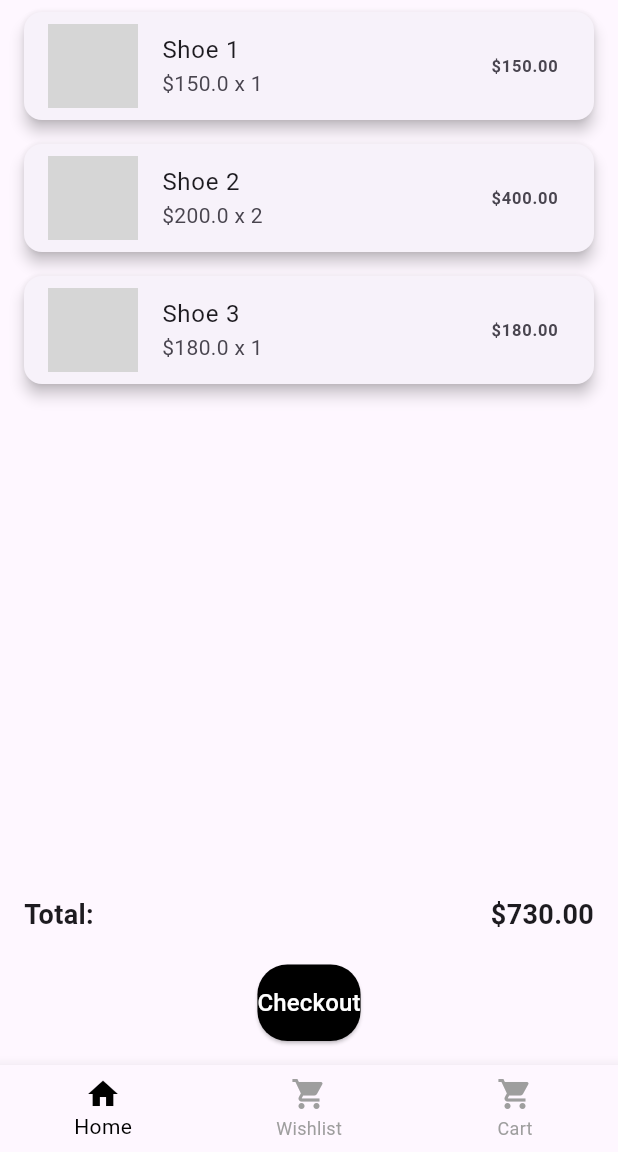
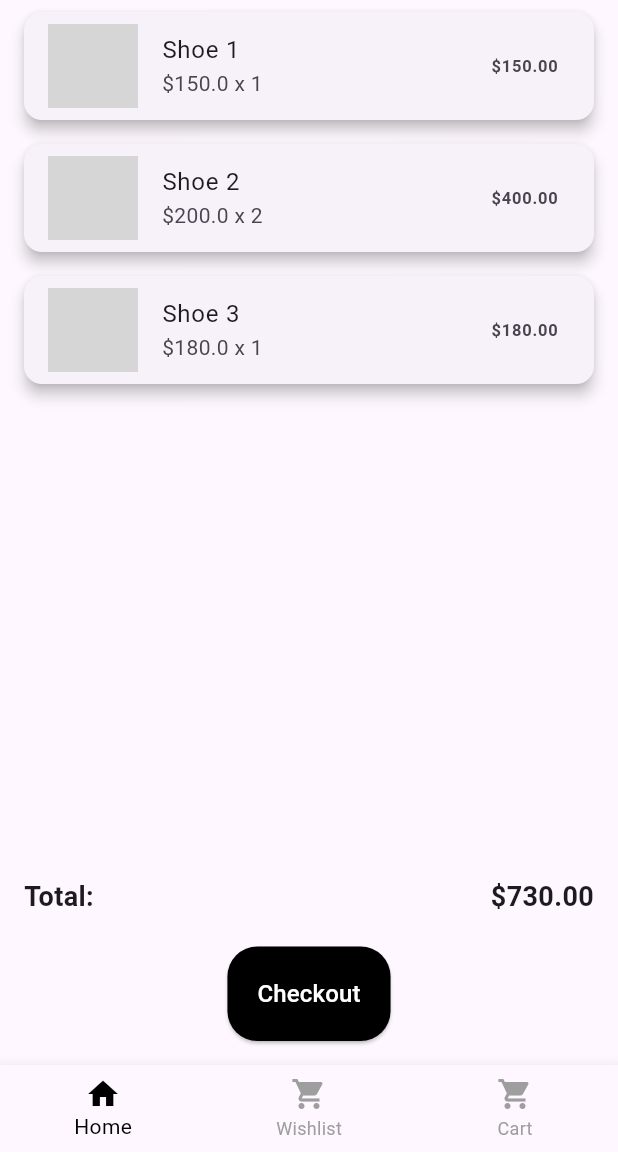
Before and after one commit to Deonmario/luxury-footwear-app, a Flutter app: the screen it shows after launch, item 3 of the bottom bar chosen, on a phone screen of 412 x 824 dp, the part 84-1236 px from its top. Run offline on Flutter 3.47's test engine with Material 3 defaults, Android fonts, the phone set to English and light mode, and no system bars; grey boxes are pictures that could not be loaded.

Commit message:
minor update

```diff
--- a/lib/pages/cart_page.dart
+++ b/lib/pages/cart_page.dart
@@ -71,7 +71,7 @@ class CartPage extends StatelessWidget {
                   },
                   style: ElevatedButton.styleFrom(
                     backgroundColor: Colors.black,
-                    padding: EdgeInsets.symmetric(vertical: 14.0),
+                    padding: EdgeInsets.symmetric(vertical: 20.0, horizontal: 20.0),
                     shape: RoundedRectangleBorder(
                       borderRadius: BorderRadius.circular(20),
                     ),
```
